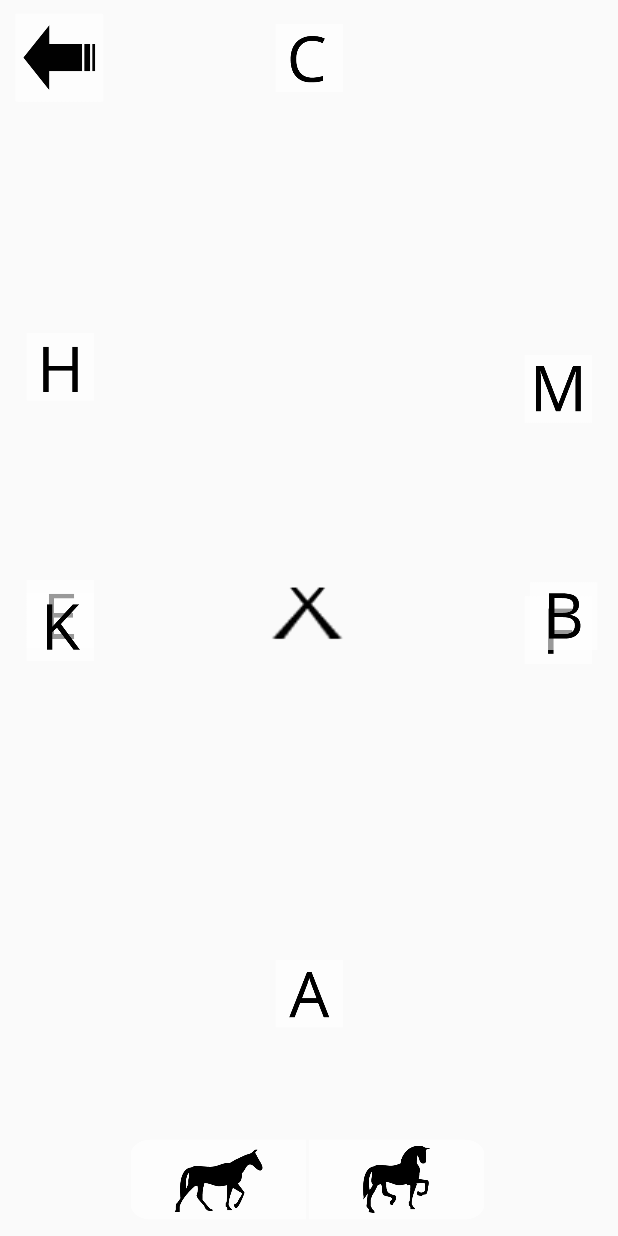
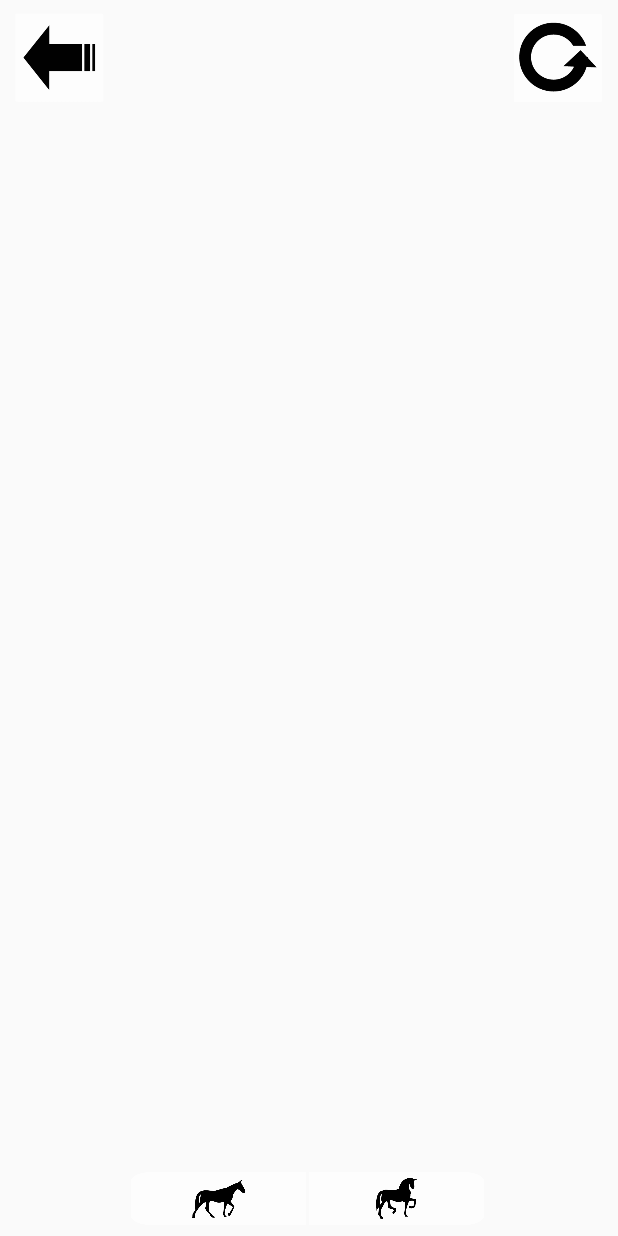
Before and after one commit to cfsottile/cdtrote, an Android app: the layout activity_game.xml on its own in the app's theme, with its tools: preview values and no code run, on a phone screen of 412 x 824 dp. Run offline under Robolectric (Android 15) with nearby library versions, the phone set to English and light mode, and no system bars.

Commit message:
Stage 1 completed

```diff
--- a/app/src/main/java/laboratorio/juegocei/Arc.java
+++ b/app/src/main/java/laboratorio/juegocei/Arc.java
@@ -1,8 +1,6 @@
 package laboratorio.juegocei;
 
 public enum Arc {
-    LEFT_ARC,
-    RIGHT_ARC,
     LINE,
     MOVE;
 }
--- a/app/src/main/java/laboratorio/juegocei/CircularList.java
+++ b/app/src/main/java/laboratorio/juegocei/CircularList.java
@@ -1,7 +1,5 @@
 package laboratorio.juegocei;
 
-import java.util.ArrayList;
-import java.util.List;
 import java.util.ArrayList;
 import java.util.List;
 
--- a/app/src/main/java/laboratorio/juegocei/DimensionHorse.java
+++ b/app/src/main/java/laboratorio/juegocei/HorseDirections.java
@@ -6,14 +6,12 @@ import android.graphics.Bitmap;
 import android.graphics.BitmapFactory;
 import java.util.HashMap;
 
-public class DimensionHorse {
+public class HorseDirections {
     private HashMap<Orientation, CircularList> imagess;
-    private Context context;
     private Resources resources;
     private Bitmap lastImage;
 
-    DimensionHorse(Resources resources, Context context) {
-        this.context = context;
+    HorseDirections(Resources resources, Context context) {
         this.resources = resources;
         imagess = new HashMap<>();
         imagess.put(Orientation.N, loadImages(Orientation.N, resources, context));
--- a/app/src/main/java/laboratorio/juegocei/MainActivity.java
+++ b/app/src/main/java/laboratorio/juegocei/MainActivity.java
@@ -5,15 +5,11 @@ import android.graphics.Bitmap;
 import android.graphics.BitmapFactory;
 import android.graphics.Point;
 import android.os.Bundle;
-import android.support.design.widget.FloatingActionButton;
-import android.support.design.widget.Snackbar;
 import android.support.v7.app.AppCompatActivity;
-import android.support.v7.widget.Toolbar;
 import android.view.Display;
 import android.view.View;
 import android.view.Window;
 import android.view.WindowManager;
-import android.widget.Button;
 import android.widget.ImageButton;
 import android.widget.ImageView;
 
--- a/app/src/main/res/layout/activity_game.xml
+++ b/app/src/main/res/layout/activity_game.xml
@@ -8,6 +8,17 @@
     android:id="@+id/relLayout">
 
     <ImageButton
+        android:id="@+id/letterX"
+        android:layout_width="80dp"
+        android:layout_height="80dp"
+        android:layout_alignLeft="@+id/letterA"
+        android:layout_alignStart="@+id/letterA"
+        android:layout_below="@+id/letterH"
+        android:background="@android:color/transparent"
+        android:visibility="invisible"
+        app:srcCompat="@drawable/letter_x" />
+
+    <ImageButton
         android:id="@+id/letterM"
         style="@android:style/Widget.Holo.Light.ImageButton"
         android:layout_width="80dp"
@@ -15,10 +26,10 @@
         android:layout_alignParentEnd="true"
         android:layout_alignParentRight="true"
         android:layout_alignTop="@+id/letterH"
-            android:layout_marginTop="12dp"
         android:background="@android:color/transparent"
         android:cropToPadding="true"
         android:scaleType="centerCrop"
+        android:visibility="invisible"
         app:srcCompat="@drawable/letter_m" />
 
     <ImageButton
@@ -26,13 +37,14 @@
         style="@android:style/Widget.Holo.Light.ImageButton"
         android:layout_width="80dp"
         android:layout_height="80dp"
-            android:layout_above="@+id/letterA"
         android:layout_alignParentEnd="true"
         android:layout_alignParentRight="true"
-            android:layout_marginBottom="163dp"
+        android:layout_below="@+id/letterB"
+        android:layout_marginTop="47dp"
         android:background="@android:color/transparent"
         android:cropToPadding="true"
         android:scaleType="centerCrop"
+        android:visibility="invisible"
         app:srcCompat="@drawable/letter_f" />
 
     <ImageButton
@@ -42,10 +54,11 @@
         android:layout_height="80dp"
         android:layout_alignParentEnd="true"
         android:layout_alignParentRight="true"
-            android:layout_alignTop="@+id/letterX"
+        android:layout_centerVertical="true"
         android:background="@android:color/transparent"
         android:cropToPadding="true"
         android:scaleType="centerCrop"
+        android:visibility="invisible"
         app:srcCompat="@drawable/letter_b" />
 
     <ImageButton
@@ -55,33 +68,26 @@
         android:layout_height="80dp"
         android:layout_alignParentLeft="true"
         android:layout_alignParentStart="true"
-            android:layout_alignTop="@+id/letterX"
+        android:layout_alignTop="@+id/letterB"
         android:background="@android:color/transparent"
         android:cropToPadding="true"
         android:scaleType="centerCrop"
+        android:visibility="invisible"
         app:srcCompat="@drawable/letter_e" />
 
     <ImageButton
         android:id="@+id/letterH"
-            style="@style/Widget.AppCompat.ImageButton"
+        style="@android:style/Widget.Holo.Light.ImageButton"
         android:layout_width="80dp"
         android:layout_height="80dp"
-
+        android:layout_above="@+id/letterB"
         android:layout_alignParentLeft="true"
         android:layout_alignParentStart="true"
-            android:layout_below="@+id/buttom_back"
-            android:layout_marginTop="127dp"
+        android:layout_marginBottom="58dp"
         android:background="@android:color/transparent"
         android:cropToPadding="true"
-            android:padding="0dp"
-            android:paddingBottom="0dp"
-            android:paddingEnd="0dp"
-            android:paddingLeft="0dp"
-            android:paddingRight="0dp"
-            android:paddingStart="0dp"
-            android:paddingTop="0dp"
         android:scaleType="centerCrop"
-            android:visibility="visible"
+        android:visibility="invisible"
         app:srcCompat="@drawable/letter_h" />
 
     <ImageButton
@@ -95,6 +101,7 @@
         android:background="@android:color/transparent"
         android:cropToPadding="true"
         android:scaleType="centerCrop"
+        android:visibility="invisible"
         app:srcCompat="@drawable/letter_k" />
 
     <ImageButton
@@ -102,13 +109,14 @@
         style="@android:style/Widget.Holo.Light.ImageButton"
         android:layout_width="80dp"
         android:layout_height="80dp"
-            android:layout_above="@+id/horseStep1"
         android:layout_alignLeft="@+id/letterC"
+        android:layout_alignParentBottom="true"
         android:layout_alignStart="@+id/letterC"
-            android:layout_marginBottom="45dp"
+        android:layout_marginBottom="63dp"
         android:background="@android:color/transparent"
         android:cropToPadding="true"
         android:scaleType="centerCrop"
+        android:visibility="invisible"
         app:srcCompat="@drawable/letter_a" />
 
     <ImageButton
@@ -116,20 +124,21 @@
         style="@android:style/Widget.Holo.Light.ImageButton"
         android:layout_width="80dp"
         android:layout_height="80dp"
-            android:background="@android:color/transparent"
         android:layout_alignParentTop="true"
         android:layout_centerHorizontal="true"
         android:layout_marginTop="17dp"
+        android:background="@android:color/transparent"
         android:cropToPadding="true"
         android:scaleType="centerCrop"
-            android:layout_margin="0pt"
+        android:visibility="invisible"
         app:srcCompat="@drawable/letter_c" />
 
     <ImageButton
         android:id="@+id/horseStep1"
         style="@android:style/Widget.Holo.Light.ImageButton"
         android:layout_width="150dp"
-            android:layout_height="75dp"
+        android:layout_height="50dp"
+
         android:layout_alignEnd="@+id/letterA"
         android:layout_alignRight="@+id/letterA"
         android:layout_alignTop="@+id/horseStep2"
@@ -148,7 +157,7 @@
         android:id="@+id/horseStep2"
         style="@android:style/Widget.Holo.Light.ImageButton"
         android:layout_width="150dp"
-            android:layout_height="75dp"
+        android:layout_height="50dp"
 
         android:layout_alignLeft="@+id/letterA"
         android:layout_alignParentBottom="true"
@@ -165,16 +174,6 @@
         tools:ignore="HardcodedText" />
 
     <ImageButton
-            android:id="@+id/letterX"
-            android:layout_width="80dp"
-            android:layout_height="80dp"
-            android:layout_alignLeft="@+id/letterA"
-            android:layout_alignStart="@+id/letterA"
-            android:layout_centerVertical="true"
-            android:background="@android:color/transparent"
-            app:srcCompat="@drawable/letter_x" />
-
-    <ImageButton
         android:id="@+id/buttom_back"
         android:layout_width="80dp"
         android:layout_height="80dp"
@@ -183,6 +182,19 @@
         android:layout_alignParentTop="true"
         android:background="@android:color/transparent"
         android:scaleType="fitCenter"
+        android:visibility="visible"
         app:srcCompat="@drawable/back" />
 
+    <ImageButton
+        android:id="@+id/button_restart"
+        android:layout_width="80dp"
+        android:layout_height="80dp"
+        android:layout_alignParentEnd="true"
+        android:layout_alignParentRight="true"
+        android:layout_alignParentTop="true"
+        android:background="@android:color/transparent"
+        android:scaleType="fitCenter"
+        android:visibility="visible"
+        app:srcCompat="@drawable/restart" />
+
 </RelativeLayout>
```
Also changed, not shown: app/src/main/java/laboratorio/juegocei/Air.java (+0 -26 lines), app/src/main/java/laboratorio/juegocei/GameActivity.java (+16 -27 lines), app/src/main/java/laboratorio/juegocei/GameView.java (+65 -22 lines), app/src/main/java/laboratorio/juegocei/Horse.java (+24 -7 lines), app/src/main/java/laboratorio/juegocei/Letter.java (deleted, +0 -22 lines), app/src/main/java/laboratorio/juegocei/Orientation.java (+0 -10 lines), app/src/main/java/laboratorio/juegocei/table/SubTrack.java (+0 -9 lines), app/src/main/java/laboratorio/juegocei/table/Track.java (+0 -25 lines), app/src/main/java/laboratorio/juegocei/table/Tracks.java (+19 -66 lines), app/src/main/res/drawable/restart.png (added). Lines whose indentation alone changed are shown as unchanged.
